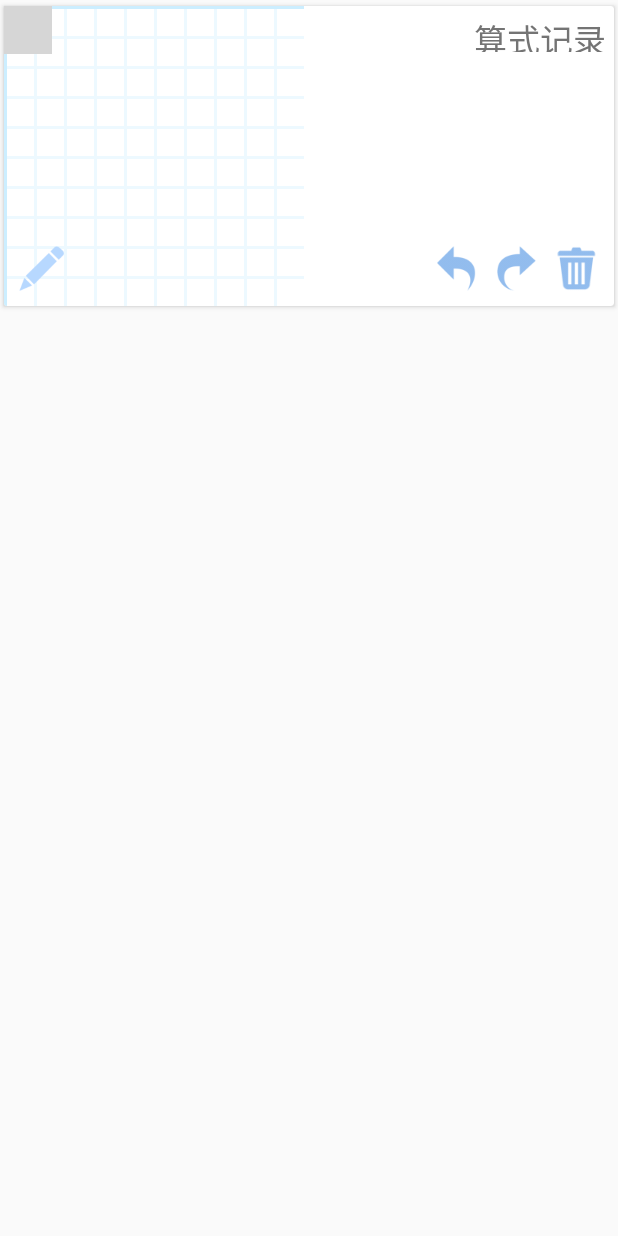
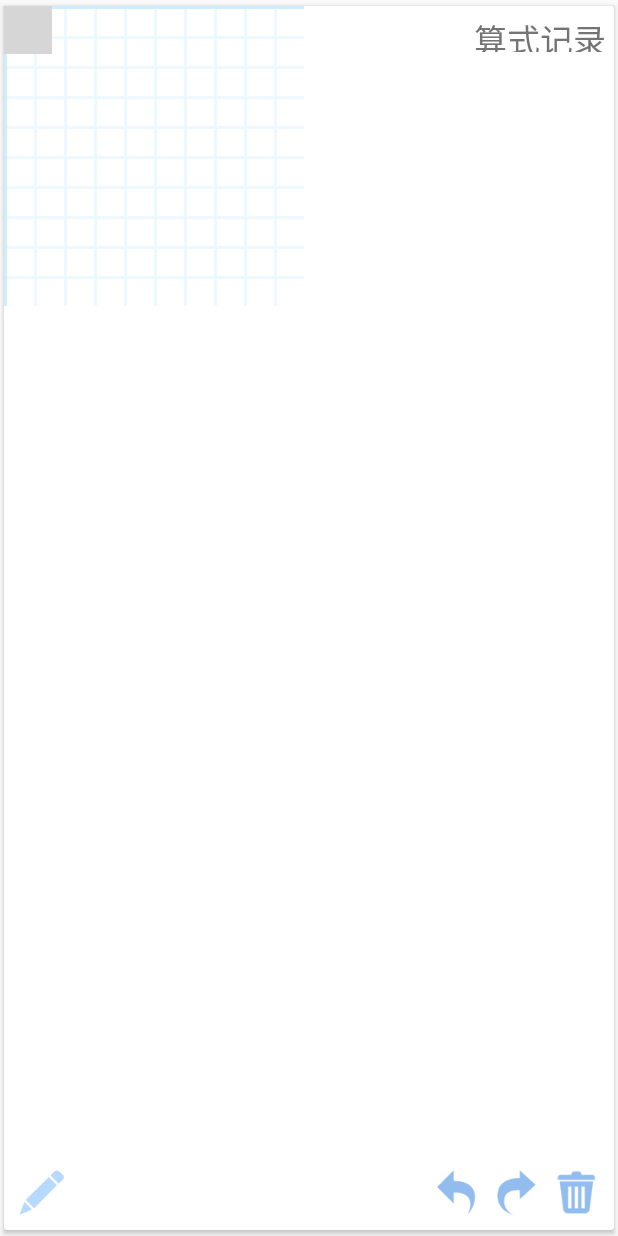
Before and after one commit to heydong/WritingCalaulater, an Android app: the layout main_write.xml on its own in the app's theme, with its tools: preview values and no code run, on a phone screen of 412 x 824 dp. Run offline under Robolectric (Android 15) with nearby library versions, the phone set to English and light mode, and no system bars; plain views replace MathWidget; grey boxes are pictures that could not be loaded.

Commit message:
solve change bug

```diff
--- a/MathWidgetSample/src/main/java/com/myscript/atk/math/sample/widget/MyScrollView.java
+++ b/MathWidgetSample/src/main/java/com/myscript/atk/math/sample/widget/MyScrollView.java
@@ -1,6 +1,7 @@
 package com.myscript.atk.math.sample.widget;
 
 import android.content.Context;
+import android.support.v4.widget.NestedScrollView;
 import android.util.AttributeSet;
 import android.view.MotionEvent;
 import android.widget.ScrollView;
--- a/MathWidgetSample/src/main/res/layout/activity_main.xml
+++ b/MathWidgetSample/src/main/res/layout/activity_main.xml
@@ -7,7 +7,7 @@
     android:fitsSystemWindows="true"
     tools:context=".ui.MainActivity">
 
-    <RelativeLayout
+    <RelativeLayout xmlns:android="http://schemas.android.com/apk/res/android"
         android:layout_width="match_parent"
         android:layout_height="wrap_content">
 
--- a/MathWidgetSample/src/main/res/layout/main_write.xml
+++ b/MathWidgetSample/src/main/res/layout/main_write.xml
@@ -1,12 +1,13 @@
 <?xml version="1.0" encoding="utf-8"?>
 
 <RelativeLayout xmlns:android="http://schemas.android.com/apk/res/android"
+    xmlns:app="http://schemas.android.com/tools"
     android:layout_width="match_parent"
     android:layout_height="match_parent">
 
     <android.support.v7.widget.CardView xmlns:card_view="http://schemas.android.com/apk/res-auto"
         android:layout_width="match_parent"
-        android:layout_height="wrap_content"
+        android:layout_height="match_parent"
         android:clickable="true"
         card_view:cardUseCompatPadding="true">
 
@@ -14,15 +15,18 @@
             android:id="@+id/scroll"
             android:layout_width="match_parent"
             android:layout_height="match_parent"
-            android:scrollbars="none">
+            android:scrollbars="none"
+            app:layout_behavior="@string/appbar_scrolling_view_behavior">
 
             <com.myscript.atk.math.sample.widget.MyHorizontalScrollView
                 android:id="@+id/hScroll"
                 android:layout_width="match_parent"
                 android:layout_height="match_parent"
-                android:scrollbars="none">
+                android:scrollbars="none"
+                app:layout_behavior="@string/appbar_scrolling_view_behavior">
 
                 <RelativeLayout
+                    android:id="@+id/mathWidget_contain"
                     android:layout_width="match_parent"
                     android:layout_height="match_parent"
                     android:background="@drawable/repeat_bg">
@@ -40,11 +44,11 @@
             android:layout_width="wrap_content"
             android:layout_height="25dp"
             android:layout_gravity="right"
+            android:layout_margin="5dp"
             android:gravity="right"
-            android:layout_margin="5dp"
-            android:textColor="@color/textLight"
             android:text="算式记录"
-            android:textAppearance="?android:attr/textAppearanceLarge" />
+            android:textAppearance="?android:attr/textAppearanceLarge"
+            android:textColor="@color/textLight" />
 
         <RelativeLayout
             android:id="@+id/options"
@@ -64,26 +68,26 @@
                 android:id="@+id/action_clear"
                 android:layout_width="30dp"
                 android:layout_height="30dp"
+                android:layout_alignParentRight="true"
                 android:alpha="0.6"
-                android:layout_alignParentRight="true"
                 android:src="@drawable/clear" />
 
             <ImageView
                 android:id="@+id/action_redo"
                 android:layout_width="30dp"
                 android:layout_height="30dp"
+                android:layout_marginRight="10dp"
                 android:layout_toLeftOf="@+id/action_clear"
                 android:alpha="0.6"
-                android:layout_marginRight="10dp"
                 android:src="@drawable/redo" />
 
             <ImageView
                 android:id="@+id/action_undo"
                 android:layout_width="30dp"
                 android:layout_height="30dp"
+                android:layout_marginRight="10dp"
+                android:layout_toLeftOf="@+id/action_redo"
                 android:alpha="0.6"
-                android:layout_toLeftOf="@+id/action_redo"
-                android:layout_marginRight="10dp"
                 android:src="@drawable/undo" />
         </RelativeLayout>
     </android.support.v7.widget.CardView>
```
Also changed, not shown: MathWidgetSample/src/main/java/com/myscript/atk/math/sample/ui/MainActivity.java (+57 -7 lines), MathWidgetSample/src/main/java/com/myscript/atk/math/sample/ui/WriteFragment.java (+44 -15 lines), 1 other file.
